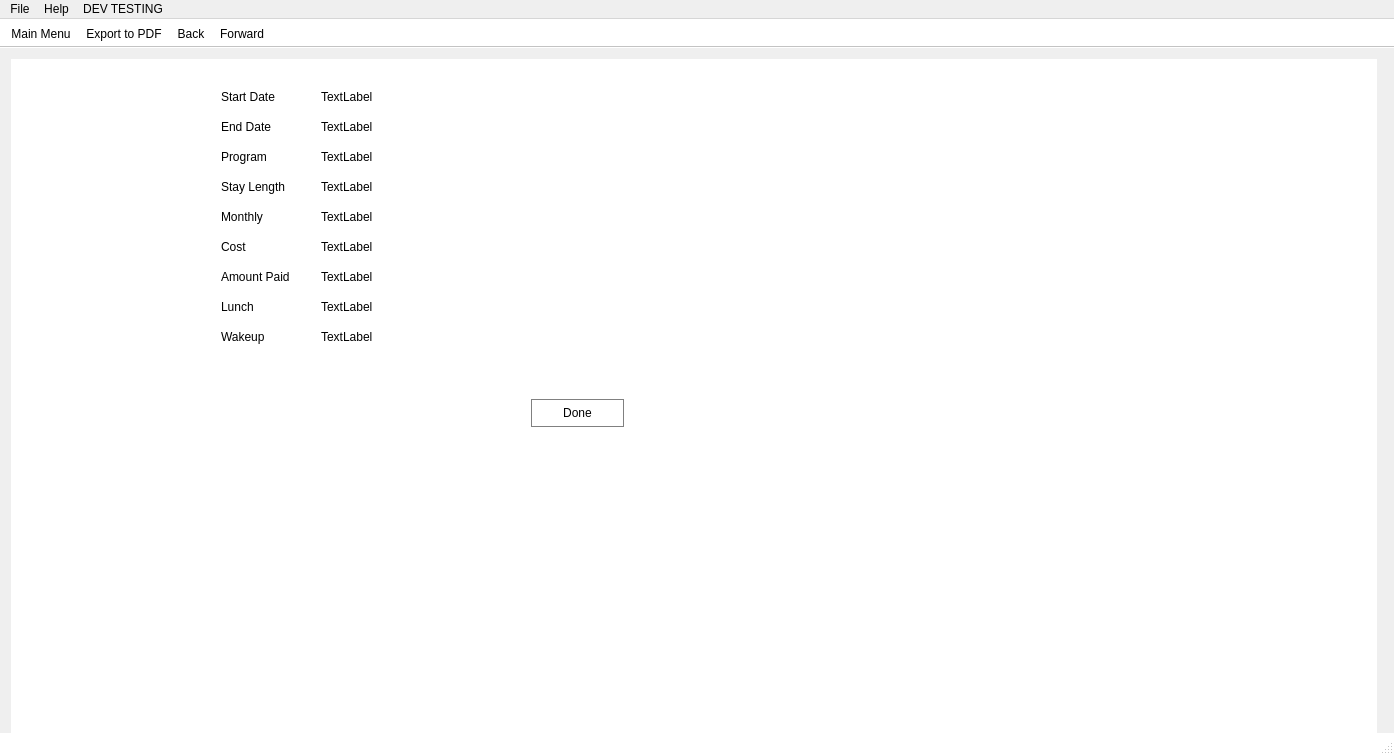
First picture: the form in ArcApp/mainwindow.ui, repository Arc-Project/Arc, before the edit.
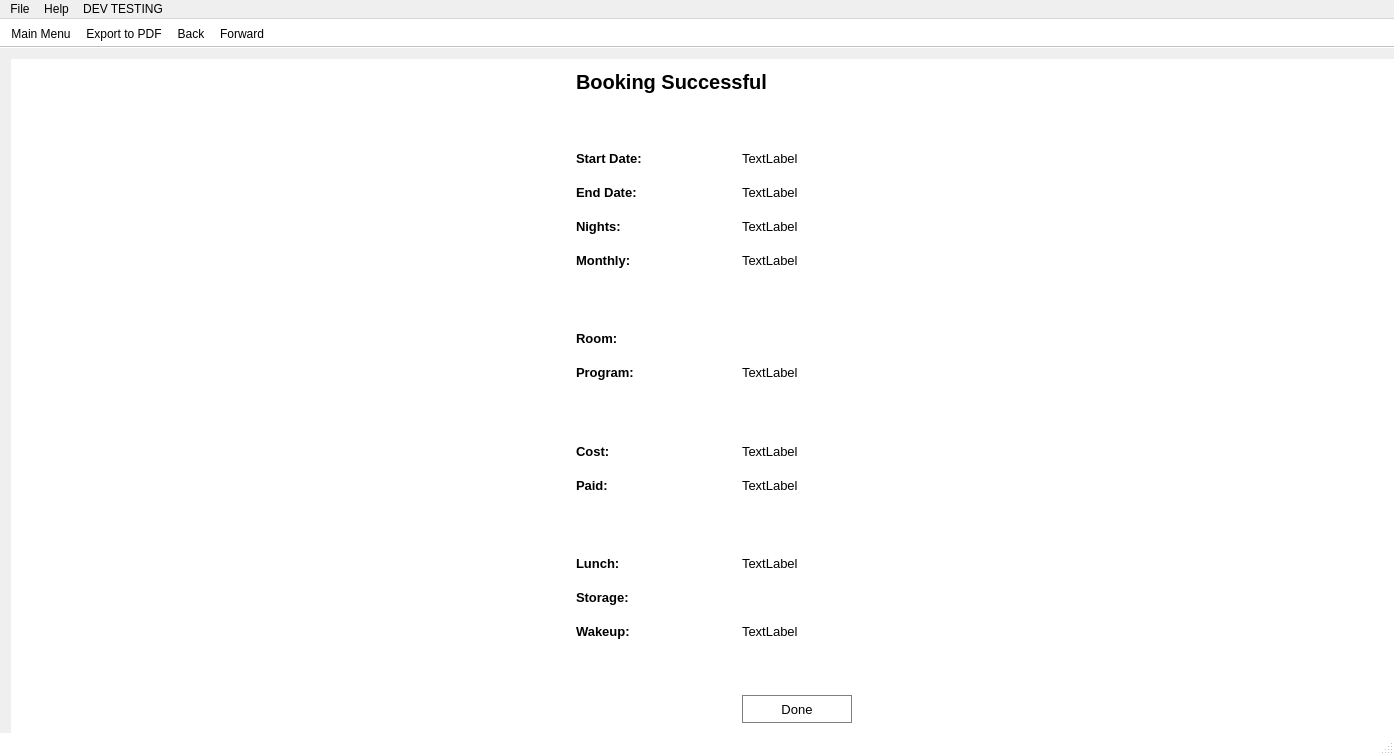
Second picture: the form after the edit. The open tabs and pages were chosen to show the change. Icons and pictures are not drawn.

```diff
--- a/ArcApp/mainwindow.ui
+++ b/ArcApp/mainwindow.ui
@@ -109,7 +109,7 @@
      <rect>
       <x>11</x>
       <y>11</y>
-      <width>1366</width>
+      <width>1406</width>
       <height>682</height>
      </rect>
     </property>
@@ -5922,253 +5922,490 @@
      </layout>
     </widget>
     <widget class="QWidget" name="page_7">
+     <layout class="QGridLayout" name="gridLayout_23">
+      <item row="1" column="2">
+       <spacer name="horizontalSpacer_28">
+        <property name="orientation">
+         <enum>Qt::Horizontal</enum>
+        </property>
+        <property name="sizeHint" stdset="0">
+         <size>
+          <width>505</width>
+          <height>20</height>
+         </size>
+        </property>
+       </spacer>
+      </item>
+      <item row="0" column="1">
      <widget class="QLabel" name="label_33">
-      <property name="geometry">
-       <rect>
-        <x>210</x>
-        <y>30</y>
-        <width>71</width>
-        <height>16</height>
-       </rect>
+        <property name="font">
+         <font>
+          <pointsize>15</pointsize>
+          <weight>75</weight>
+          <bold>true</bold>
+         </font>
       </property>
       <property name="text">
-       <string>Start Date</string>
-      </property>
-     </widget>
-     <widget class="QLabel" name="label_34">
-      <property name="geometry">
-       <rect>
-        <x>210</x>
-        <y>60</y>
-        <width>61</width>
-        <height>16</height>
-       </rect>
-      </property>
-      <property name="text">
-       <string>End Date</string>
-      </property>
-     </widget>
-     <widget class="QLabel" name="label_35">
-      <property name="geometry">
-       <rect>
-        <x>210</x>
-        <y>120</y>
-        <width>101</width>
-        <height>16</height>
-       </rect>
-      </property>
-      <property name="text">
-       <string>Stay Length</string>
-      </property>
-     </widget>
-     <widget class="QLabel" name="label_36">
-      <property name="geometry">
-       <rect>
-        <x>210</x>
-        <y>150</y>
-        <width>55</width>
-        <height>16</height>
-       </rect>
-      </property>
-      <property name="text">
-       <string>Monthly</string>
-      </property>
-     </widget>
-     <widget class="QLabel" name="label_37">
-      <property name="geometry">
-       <rect>
-        <x>210</x>
-        <y>180</y>
-        <width>55</width>
-        <height>16</height>
-       </rect>
-      </property>
-      <property name="text">
-       <string>Cost</string>
-      </property>
-     </widget>
-     <widget class="QLabel" name="label_38">
-      <property name="geometry">
-       <rect>
-        <x>210</x>
-        <y>210</y>
-        <width>91</width>
-        <height>16</height>
-       </rect>
+         <string>Booking Successful</string>
+        </property>
+       </widget>
+      </item>
+      <item row="3" column="0">
+       <spacer name="horizontalSpacer_27">
+        <property name="orientation">
+         <enum>Qt::Horizontal</enum>
+        </property>
+        <property name="sizeHint" stdset="0">
+         <size>
+          <width>505</width>
+          <height>20</height>
+         </size>
+        </property>
+       </spacer>
+      </item>
+      <item row="4" column="1">
+       <spacer name="verticalSpacer_18">
+        <property name="orientation">
+         <enum>Qt::Vertical</enum>
+        </property>
+        <property name="sizeHint" stdset="0">
+         <size>
+          <width>20</width>
+          <height>10</height>
+         </size>
+        </property>
+       </spacer>
+      </item>
+      <item row="1" column="1" rowspan="3">
+       <layout class="QFormLayout" name="formLayout_13">
+        <property name="horizontalSpacing">
+         <number>100</number>
+        </property>
+        <item row="0" column="0">
+         <spacer name="verticalSpacer_19">
+          <property name="orientation">
+           <enum>Qt::Vertical</enum>
+          </property>
+          <property name="sizeHint" stdset="0">
+           <size>
+            <width>20</width>
+            <height>40</height>
+           </size>
+          </property>
+         </spacer>
+        </item>
+        <item row="1" column="0">
+         <widget class="QLabel" name="label_21">
+          <property name="minimumSize">
+           <size>
+            <width>0</width>
+            <height>28</height>
+           </size>
+          </property>
+          <property name="font">
+           <font>
+            <pointsize>10</pointsize>
+            <weight>75</weight>
+            <bold>true</bold>
+           </font>
       </property>
       <property name="text">
-       <string>Amount Paid</string>
-      </property>
-     </widget>
-     <widget class="QLabel" name="label_40">
-      <property name="geometry">
-       <rect>
-        <x>210</x>
-        <y>240</y>
-        <width>55</width>
-        <height>16</height>
-       </rect>
-      </property>
-      <property name="text">
-       <string>Lunch</string>
-      </property>
-     </widget>
-     <widget class="QLabel" name="label_41">
-      <property name="geometry">
-       <rect>
-        <x>210</x>
-        <y>270</y>
-        <width>55</width>
-        <height>16</height>
-       </rect>
-      </property>
-      <property name="text">
-       <string>Wakeup</string>
-      </property>
-     </widget>
-     <widget class="QLabel" name="label_43">
-      <property name="geometry">
-       <rect>
-        <x>210</x>
-        <y>90</y>
-        <width>55</width>
-        <height>16</height>
-       </rect>
-      </property>
-      <property name="text">
-       <string>Program</string>
-      </property>
-     </widget>
+           <string>Start Date:</string>
+          </property>
+         </widget>
+        </item>
+        <item row="1" column="1">
      <widget class="QLabel" name="confirmStart">
-      <property name="geometry">
-       <rect>
-        <x>310</x>
-        <y>30</y>
-        <width>141</width>
-        <height>16</height>
-       </rect>
+          <property name="font">
+           <font>
+            <pointsize>10</pointsize>
+           </font>
       </property>
       <property name="text">
        <string>TextLabel</string>
       </property>
      </widget>
+        </item>
+        <item row="2" column="0">
+         <widget class="QLabel" name="label_22">
+          <property name="minimumSize">
+           <size>
+            <width>0</width>
+            <height>28</height>
+           </size>
+          </property>
+          <property name="font">
+           <font>
+            <pointsize>10</pointsize>
+            <weight>75</weight>
+            <bold>true</bold>
+           </font>
+          </property>
+          <property name="text">
+           <string>End Date:</string>
+          </property>
+         </widget>
+        </item>
+        <item row="2" column="1">
      <widget class="QLabel" name="confirmEnd">
-      <property name="geometry">
-       <rect>
-        <x>310</x>
-        <y>60</y>
-        <width>131</width>
-        <height>16</height>
-       </rect>
+          <property name="font">
+           <font>
+            <pointsize>10</pointsize>
+           </font>
       </property>
       <property name="text">
        <string>TextLabel</string>
       </property>
      </widget>
-     <widget class="QLabel" name="confirmProgram">
-      <property name="geometry">
-       <rect>
-        <x>310</x>
-        <y>90</y>
-        <width>55</width>
-        <height>16</height>
-       </rect>
-      </property>
+        </item>
+        <item row="3" column="0">
+         <widget class="QLabel" name="label_23">
+          <property name="minimumSize">
+           <size>
+            <width>0</width>
+            <height>28</height>
+           </size>
+          </property>
+          <property name="font">
+           <font>
+            <pointsize>10</pointsize>
+            <weight>75</weight>
+            <bold>true</bold>
+           </font>
+          </property>
       <property name="text">
-       <string>TextLabel</string>
-      </property>
-     </widget>
+           <string>Nights:</string>
+          </property>
+         </widget>
+        </item>
+        <item row="3" column="1">
      <widget class="QLabel" name="confirmLength">
-      <property name="geometry">
-       <rect>
-        <x>310</x>
-        <y>120</y>
-        <width>81</width>
-        <height>16</height>
-       </rect>
+          <property name="font">
+           <font>
+            <pointsize>10</pointsize>
+           </font>
       </property>
       <property name="text">
        <string>TextLabel</string>
       </property>
      </widget>
+        </item>
+        <item row="4" column="0">
+         <widget class="QLabel" name="label_24">
+          <property name="minimumSize">
+           <size>
+            <width>0</width>
+            <height>28</height>
+           </size>
+          </property>
+          <property name="font">
+           <font>
+            <pointsize>10</pointsize>
+            <weight>75</weight>
+            <bold>true</bold>
+           </font>
+          </property>
+          <property name="text">
+           <string>Monthly:</string>
+          </property>
+         </widget>
+        </item>
+        <item row="4" column="1">
      <widget class="QLabel" name="confirmMonthly">
-      <property name="geometry">
-       <rect>
-        <x>310</x>
-        <y>150</y>
-        <width>55</width>
-        <height>16</height>
-       </rect>
+          <property name="font">
+           <font>
+            <pointsize>10</pointsize>
+           </font>
       </property>
       <property name="text">
        <string>TextLabel</string>
       </property>
      </widget>
+        </item>
+        <item row="5" column="0">
+         <spacer name="verticalSpacer_14">
+          <property name="orientation">
+           <enum>Qt::Vertical</enum>
+          </property>
+          <property name="sizeHint" stdset="0">
+           <size>
+            <width>20</width>
+            <height>40</height>
+           </size>
+          </property>
+         </spacer>
+        </item>
+        <item row="6" column="0">
+         <widget class="QLabel" name="label_25">
+          <property name="minimumSize">
+           <size>
+            <width>0</width>
+            <height>28</height>
+           </size>
+          </property>
+          <property name="font">
+           <font>
+            <pointsize>10</pointsize>
+            <weight>75</weight>
+            <bold>true</bold>
+           </font>
+          </property>
+          <property name="text">
+           <string>Room:</string>
+          </property>
+         </widget>
+        </item>
+        <item row="7" column="0">
+         <widget class="QLabel" name="label_26">
+          <property name="minimumSize">
+           <size>
+            <width>0</width>
+            <height>28</height>
+           </size>
+          </property>
+          <property name="font">
+           <font>
+            <pointsize>10</pointsize>
+            <weight>75</weight>
+            <bold>true</bold>
+           </font>
+          </property>
+          <property name="text">
+           <string>Program:</string>
+          </property>
+         </widget>
+        </item>
+        <item row="7" column="1">
+         <widget class="QLabel" name="confirmProgram">
+          <property name="font">
+           <font>
+            <pointsize>10</pointsize>
+           </font>
+          </property>
+          <property name="text">
+           <string>TextLabel</string>
+          </property>
+         </widget>
+        </item>
+        <item row="8" column="0">
+         <spacer name="verticalSpacer_15">
+          <property name="orientation">
+           <enum>Qt::Vertical</enum>
+          </property>
+          <property name="sizeHint" stdset="0">
+           <size>
+            <width>20</width>
+            <height>40</height>
+           </size>
+          </property>
+         </spacer>
+        </item>
+        <item row="10" column="0">
+         <widget class="QLabel" name="label_42">
+          <property name="minimumSize">
+           <size>
+            <width>0</width>
+            <height>28</height>
+           </size>
+          </property>
+          <property name="font">
+           <font>
+            <pointsize>10</pointsize>
+            <weight>75</weight>
+            <bold>true</bold>
+           </font>
+          </property>
+          <property name="text">
+           <string>Cost:</string>
+          </property>
+         </widget>
+        </item>
+        <item row="10" column="1">
      <widget class="QLabel" name="confirmCost">
-      <property name="geometry">
-       <rect>
-        <x>310</x>
-        <y>180</y>
-        <width>55</width>
-        <height>16</height>
-       </rect>
+          <property name="font">
+           <font>
+            <pointsize>10</pointsize>
+           </font>
       </property>
       <property name="text">
        <string>TextLabel</string>
       </property>
      </widget>
+        </item>
+        <item row="11" column="0">
+         <widget class="QLabel" name="label_27">
+          <property name="minimumSize">
+           <size>
+            <width>0</width>
+            <height>28</height>
+           </size>
+          </property>
+          <property name="font">
+           <font>
+            <pointsize>10</pointsize>
+            <weight>75</weight>
+            <bold>true</bold>
+           </font>
+          </property>
+          <property name="text">
+           <string>Paid:</string>
+          </property>
+         </widget>
+        </item>
+        <item row="11" column="1">
      <widget class="QLabel" name="confirmPaid">
-      <property name="geometry">
-       <rect>
-        <x>310</x>
-        <y>210</y>
-        <width>55</width>
-        <height>16</height>
-       </rect>
+          <property name="font">
+           <font>
+            <pointsize>10</pointsize>
+           </font>
       </property>
       <property name="text">
        <string>TextLabel</string>
       </property>
      </widget>
+        </item>
+        <item row="12" column="0">
+         <spacer name="verticalSpacer_17">
+          <property name="orientation">
+           <enum>Qt::Vertical</enum>
+          </property>
+          <property name="sizeHint" stdset="0">
+           <size>
+            <width>20</width>
+            <height>40</height>
+           </size>
+          </property>
+         </spacer>
+        </item>
+        <item row="13" column="0">
+         <widget class="QLabel" name="label_44">
+          <property name="minimumSize">
+           <size>
+            <width>0</width>
+            <height>28</height>
+           </size>
+          </property>
+          <property name="font">
+           <font>
+            <pointsize>10</pointsize>
+            <weight>75</weight>
+            <bold>true</bold>
+           </font>
+          </property>
+          <property name="text">
+           <string>Lunch:</string>
+          </property>
+         </widget>
+        </item>
+        <item row="13" column="1">
      <widget class="QLabel" name="confirmLunch">
-      <property name="geometry">
-       <rect>
-        <x>310</x>
-        <y>240</y>
-        <width>55</width>
-        <height>16</height>
-       </rect>
+          <property name="font">
+           <font>
+            <pointsize>10</pointsize>
+           </font>
       </property>
       <property name="text">
        <string>TextLabel</string>
       </property>
      </widget>
+        </item>
+        <item row="14" column="0">
+         <widget class="QLabel" name="label_45">
+          <property name="minimumSize">
+           <size>
+            <width>0</width>
+            <height>28</height>
+           </size>
+          </property>
+          <property name="font">
+           <font>
+            <pointsize>10</pointsize>
+            <weight>75</weight>
+            <bold>true</bold>
+           </font>
+          </property>
+          <property name="text">
+           <string>Storage:</string>
+          </property>
+         </widget>
+        </item>
+        <item row="15" column="0">
+         <widget class="QLabel" name="label_46">
+          <property name="minimumSize">
+           <size>
+            <width>0</width>
+            <height>28</height>
+           </size>
+          </property>
+          <property name="font">
+           <font>
+            <pointsize>10</pointsize>
+            <weight>75</weight>
+            <bold>true</bold>
+           </font>
+          </property>
+          <property name="text">
+           <string>Wakeup:</string>
+          </property>
+         </widget>
+        </item>
+        <item row="15" column="1">
+         <layout class="QHBoxLayout" name="horizontalLayout_42">
+          <item>
      <widget class="QLabel" name="confirmWakeup">
-      <property name="geometry">
-       <rect>
-        <x>310</x>
-        <y>270</y>
-        <width>55</width>
-        <height>16</height>
-       </rect>
+            <property name="font">
+             <font>
+              <pointsize>10</pointsize>
+             </font>
       </property>
       <property name="text">
        <string>TextLabel</string>
       </property>
      </widget>
+          </item>
+         </layout>
+        </item>
+        <item row="16" column="1">
+         <layout class="QHBoxLayout" name="horizontalLayout_44"/>
+        </item>
+        <item row="17" column="1">
+         <layout class="QHBoxLayout" name="horizontalLayout_40">
+          <item>
      <widget class="QPushButton" name="confirmationFinal">
-      <property name="geometry">
-       <rect>
-        <x>520</x>
-        <y>340</y>
-        <width>93</width>
+            <property name="minimumSize">
+             <size>
+              <width>110</width>
         <height>28</height>
-       </rect>
+             </size>
+            </property>
+            <property name="font">
+             <font>
+              <pointsize>10</pointsize>
+             </font>
       </property>
       <property name="text">
        <string>Done</string>
       </property>
      </widget>
+          </item>
+         </layout>
+        </item>
+        <item row="16" column="0">
+         <spacer name="verticalSpacer_20">
+          <property name="orientation">
+           <enum>Qt::Vertical</enum>
+          </property>
+          <property name="sizeHint" stdset="0">
+           <size>
+            <width>20</width>
+            <height>40</height>
+           </size>
+          </property>
+         </spacer>
+        </item>
+       </layout>
+      </item>
+     </layout>
     </widget>
    </widget>
   </widget>
```
Left out of the diff: 2 changed lines with no effect on the pictures. Lines whose indentation alone changed are shown as unchanged.
